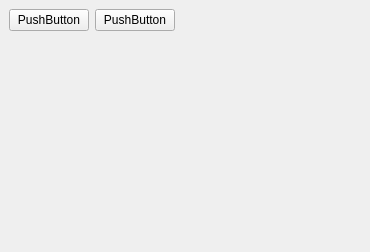
Old version of the form LanguageLearner/displaywidget.ui in the repository drinch/LanguageLearner.
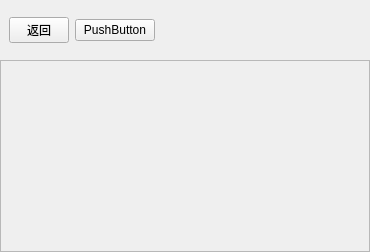
New version of the form.

```diff
--- a/LanguageLearner/displaywidget.ui
+++ b/LanguageLearner/displaywidget.ui
@@ -34,20 +34,26 @@
      <property name="minimumSize">
       <size>
        <width>0</width>
-       <height>40</height>
+       <height>60</height>
       </size>
      </property>
      <property name="maximumSize">
       <size>
        <width>16777215</width>
-       <height>40</height>
+       <height>60</height>
       </size>
      </property>
      <layout class="QHBoxLayout" name="horizontalLayout">
       <item>
        <widget class="QPushButton" name="ReturnButton_">
+        <property name="maximumSize">
+         <size>
+          <width>60</width>
+          <height>16777215</height>
+         </size>
+        </property>
         <property name="text">
-         <string>PushButton</string>
+         <string>返回</string>
         </property>
        </widget>
       </item>
@@ -75,7 +81,36 @@
     </widget>
    </item>
    <item>
-    <widget class="QWidget" name="MainWidget_" native="true"/>
+    <widget class="QScrollArea" name="scrollArea">
+     <property name="enabled">
+      <bool>true</bool>
+     </property>
+     <property name="widgetResizable">
+      <bool>true</bool>
+     </property>
+     <widget class="QWidget" name="MainWidget_">
+      <property name="geometry">
+       <rect>
+        <x>0</x>
+        <y>0</y>
+        <width>368</width>
+        <height>190</height>
+       </rect>
+      </property>
+      <property name="sizePolicy">
+       <sizepolicy hsizetype="Preferred" vsizetype="Preferred">
+        <horstretch>0</horstretch>
+        <verstretch>0</verstretch>
+       </sizepolicy>
+      </property>
+      <property name="minimumSize">
+       <size>
+        <width>0</width>
+        <height>0</height>
+       </size>
+      </property>
+     </widget>
+    </widget>
    </item>
   </layout>
  </widget>
```
